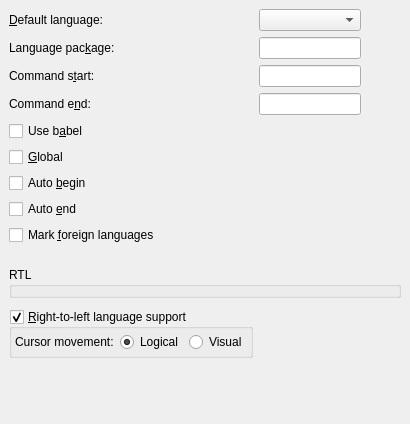
Before: the Qt Designer form src/frontends/qt4/ui/PrefLanguageUi.ui in cburschka/lyx, drawn with Qt 5.
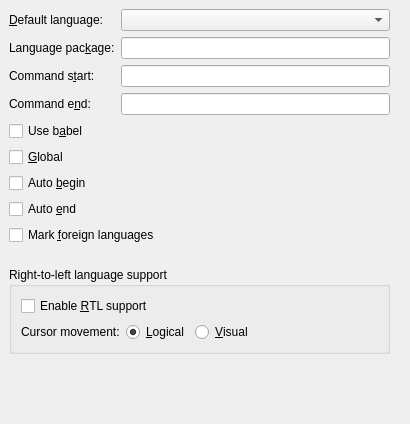
After: the same form once the commit is applied.

Commit message: PrefLanguageUi.ui: 	- fix layout and add some tooltips.

```diff
--- a/src/frontends/qt4/ui/PrefLanguageUi.ui
+++ b/src/frontends/qt4/ui/PrefLanguageUi.ui
@@ -20,53 +20,50 @@
     <number>6</number>
    </property>
    <item row="10" column="0" colspan="3" >
-    <widget class="QGroupBox" name="groupBox" >
-     <property name="title" >
-      <string>RTL </string>
-     </property>
-     <property name="flat" >
-      <bool>true</bool>
-     </property>
-    </widget>
-   </item>
-   <item row="11" column="0" >
-    <spacer>
-     <property name="orientation" >
-      <enum>Qt::Vertical</enum>
-     </property>
-     <property name="sizeType" >
-      <enum>QSizePolicy::Fixed</enum>
-     </property>
-     <property name="sizeHint" >
-      <size>
-       <width>20</width>
-       <height>5</height>
-      </size>
-     </property>
-    </spacer>
-   </item>
-   <item row="12" column="0" >
-    <widget class="QGroupBox" name="rtlGB" >
+    <widget class="QGroupBox" name="rtlGB2" >
      <property name="toolTip" >
       <string>Select to enable support of right-to-left languages (e.g. Hebrew, Arabic).</string>
      </property>
      <property name="title" >
-      <string>&amp;Right-to-left language support</string>
+      <string>Right-to-left language support</string>
      </property>
      <property name="flat" >
-      <bool>false</bool>
+      <bool>true</bool>
      </property>
      <property name="checkable" >
-      <bool>true</bool>
+      <bool>false</bool>
      </property>
-     <layout class="QVBoxLayout" >
+     <layout class="QGridLayout" >
       <property name="margin" >
-       <number>3</number>
+       <number>9</number>
       </property>
       <property name="spacing" >
        <number>6</number>
       </property>
-      <item>
+      <item row="0" column="0" >
+       <widget class="QCheckBox" name="rtlGB" >
+        <property name="toolTip" >
+         <string>Select to enable support of right-to-left languages (e.g. Hebrew, Arabic).</string>
+        </property>
+        <property name="text" >
+         <string>Enable &amp;RTL support</string>
+        </property>
+       </widget>
+      </item>
+      <item row="1" column="1" >
+       <spacer>
+        <property name="orientation" >
+         <enum>Qt::Horizontal</enum>
+        </property>
+        <property name="sizeHint" >
+         <size>
+          <width>101</width>
+          <height>20</height>
+         </size>
+        </property>
+       </spacer>
+      </item>
+      <item row="1" column="0" >
        <layout class="QHBoxLayout" >
         <property name="margin" >
          <number>0</number>
@@ -87,7 +84,7 @@
         <item>
          <widget class="QRadioButton" name="logicalCursorRB" >
           <property name="text" >
-           <string>Logical</string>
+           <string>&amp;Logical</string>
           </property>
           <property name="checked" >
            <bool>true</bool>
@@ -97,7 +94,7 @@
         <item>
          <widget class="QRadioButton" name="visualCursorRB" >
           <property name="text" >
-           <string>Visual</string>
+           <string>&amp;Visual</string>
           </property>
          </widget>
         </item>
@@ -106,142 +103,166 @@
      </layout>
     </widget>
    </item>
-   <item row="13" column="0" >
-    <spacer>
-     <property name="orientation" >
-      <enum>Qt::Vertical</enum>
-     </property>
-     <property name="sizeType" >
-      <enum>QSizePolicy::Expanding</enum>
-     </property>
-     <property name="sizeHint" >
-      <size>
-       <width>20</width>
-       <height>20</height>
-      </size>
-     </property>
-    </spacer>
-   </item>
-   <item row="9" column="0" >
-    <spacer>
-     <property name="orientation" >
-      <enum>Qt::Vertical</enum>
-     </property>
-     <property name="sizeType" >
-      <enum>QSizePolicy::Fixed</enum>
-     </property>
-     <property name="sizeHint" >
-      <size>
-       <width>20</width>
-       <height>16</height>
-      </size>
-     </property>
-    </spacer>
-   </item>
-   <item row="4" column="0" colspan="2" >
-    <widget class="QCheckBox" name="useBabelCB" >
-     <property name="text" >
-      <string>Use b&amp;abel</string>
-     </property>
-    </widget>
-   </item>
-   <item row="8" column="0" colspan="3" >
+   <item row="8" column="0" colspan="4" >
     <widget class="QCheckBox" name="markForeignCB" >
      <property name="text" >
       <string>Mark &amp;foreign languages</string>
      </property>
     </widget>
    </item>
-   <item row="7" column="0" colspan="2" >
-    <widget class="QCheckBox" name="autoEndCB" >
-     <property name="text" >
-      <string>Auto &amp;end</string>
-     </property>
-    </widget>
-   </item>
-   <item row="6" column="0" colspan="2" >
-    <widget class="QCheckBox" name="autoBeginCB" >
-     <property name="text" >
-      <string>Auto &amp;begin</string>
-     </property>
-    </widget>
-   </item>
-   <item row="5" column="0" colspan="2" >
-    <widget class="QCheckBox" name="globalCB" >
-     <property name="text" >
-      <string>&amp;Global</string>
-     </property>
-    </widget>
-   </item>
-   <item row="3" column="0" >
-    <widget class="QLabel" name="endCommandLA" >
-     <property name="text" >
-      <string>Command e&amp;nd:</string>
-     </property>
-     <property name="buddy" >
-      <cstring>endCommandED</cstring>
-     </property>
-    </widget>
-   </item>
-   <item row="2" column="0" >
-    <widget class="QLabel" name="startCommandLA" >
-     <property name="text" >
-      <string>Command s&amp;tart:</string>
-     </property>
-     <property name="buddy" >
-      <cstring>startCommandED</cstring>
-     </property>
-    </widget>
-   </item>
-   <item row="1" column="0" >
-    <widget class="QLabel" name="languagePackageLA" >
-     <property name="text" >
-      <string>Language pac&amp;kage:</string>
-     </property>
-     <property name="buddy" >
-      <cstring>languagePackageED</cstring>
-     </property>
-    </widget>
-   </item>
-   <item row="0" column="0" >
-    <widget class="QLabel" name="defaultLanguageLA" >
-     <property name="text" >
-      <string>&amp;Default language:</string>
-     </property>
-     <property name="buddy" >
-      <cstring>defaultLanguageCO</cstring>
-     </property>
-    </widget>
-   </item>
-   <item row="1" column="2" >
+   <item row="11" column="1" >
     <spacer>
      <property name="orientation" >
-      <enum>Qt::Horizontal</enum>
+      <enum>Qt::Vertical</enum>
+     </property>
+     <property name="sizeType" >
+      <enum>QSizePolicy::Expanding</enum>
      </property>
      <property name="sizeHint" >
       <size>
-       <width>40</width>
+       <width>20</width>
        <height>20</height>
       </size>
      </property>
     </spacer>
    </item>
-   <item row="3" column="1" >
-    <widget class="QLineEdit" name="endCommandED" />
-   </item>
-   <item row="1" column="1" >
-    <widget class="QLineEdit" name="languagePackageED" />
-   </item>
-   <item row="2" column="1" >
-    <widget class="QLineEdit" name="startCommandED" />
-   </item>
-   <item row="0" column="1" >
+   <item row="0" column="2" >
     <widget class="QComboBox" name="defaultLanguageCO" >
      <property name="maxVisibleItems" >
       <number>20</number>
      </property>
     </widget>
    </item>
+   <item row="2" column="2" >
+    <widget class="QLineEdit" name="startCommandED" >
+     <property name="toolTip" >
+      <string>The LaTeX command that starts a switch to a foreign language</string>
+     </property>
+    </widget>
+   </item>
+   <item row="1" column="2" >
+    <widget class="QLineEdit" name="languagePackageED" >
+     <property name="toolTip" >
+      <string>Enter the command to load the language package (default: babel)</string>
+     </property>
+    </widget>
+   </item>
+   <item row="3" column="2" >
+    <widget class="QLineEdit" name="endCommandED" >
+     <property name="toolTip" >
+      <string>The LaTeX command that ends a switch to a foreign language</string>
+     </property>
+    </widget>
+   </item>
+   <item row="1" column="3" >
+    <spacer>
+     <property name="orientation" >
+      <enum>Qt::Horizontal</enum>
+     </property>
+     <property name="sizeHint" >
+      <size>
+       <width>40</width>
+       <height>20</height>
+      </size>
+     </property>
+    </spacer>
+   </item>
+   <item row="0" column="0" colspan="2" >
+    <widget class="QLabel" name="defaultLanguageLA" >
+     <property name="text" >
+      <string>&amp;Default language:</string>
+     </property>
+     <property name="buddy" >
+      <cstring>defaultLanguageCO</cstring>
+     </property>
+    </widget>
+   </item>
+   <item row="1" column="0" colspan="2" >
+    <widget class="QLabel" name="languagePackageLA" >
+     <property name="text" >
+      <string>Language pac&amp;kage:</string>
+     </property>
+     <property name="buddy" >
+      <cstring>languagePackageED</cstring>
+     </property>
+    </widget>
+   </item>
+   <item row="2" column="0" colspan="2" >
+    <widget class="QLabel" name="startCommandLA" >
+     <property name="text" >
+      <string>Command s&amp;tart:</string>
+     </property>
+     <property name="buddy" >
+      <cstring>startCommandED</cstring>
+     </property>
+    </widget>
+   </item>
+   <item row="3" column="0" colspan="2" >
+    <widget class="QLabel" name="endCommandLA" >
+     <property name="text" >
+      <string>Command e&amp;nd:</string>
+     </property>
+     <property name="buddy" >
+      <cstring>endCommandED</cstring>
+     </property>
+    </widget>
+   </item>
+   <item row="5" column="0" colspan="3" >
+    <widget class="QCheckBox" name="globalCB" >
+     <property name="toolTip" >
+      <string>Check to pass the language globally (to the document class), not locally (to the language package)</string>
+     </property>
+     <property name="text" >
+      <string>&amp;Global</string>
+     </property>
+    </widget>
+   </item>
+   <item row="6" column="0" colspan="3" >
+    <widget class="QCheckBox" name="autoBeginCB" >
+     <property name="toolTip" >
+      <string>If checked, the document language is not explicitely set by a language switch command</string>
+     </property>
+     <property name="text" >
+      <string>Auto &amp;begin</string>
+     </property>
+    </widget>
+   </item>
+   <item row="7" column="0" colspan="3" >
+    <widget class="QCheckBox" name="autoEndCB" >
+     <property name="toolTip" >
+      <string>If checked, the document language is not explicitely closed by a language switch command</string>
+     </property>
+     <property name="text" >
+      <string>Auto &amp;end</string>
+     </property>
+    </widget>
+   </item>
+   <item row="4" column="0" colspan="3" >
+    <widget class="QCheckBox" name="useBabelCB" >
+     <property name="toolTip" >
+      <string>Use the babel package for multilingual support</string>
+     </property>
+     <property name="text" >
+      <string>Use b&amp;abel</string>
+     </property>
+    </widget>
+   </item>
+   <item row="9" column="0" >
+    <spacer>
+     <property name="orientation" >
+      <enum>Qt::Vertical</enum>
+     </property>
+     <property name="sizeType" >
+      <enum>QSizePolicy::Fixed</enum>
+     </property>
+     <property name="sizeHint" >
+      <size>
+       <width>20</width>
+       <height>16</height>
+      </size>
+     </property>
+    </spacer>
+   </item>
   </layout>
  </widget>
  <tabstops>
```
Left out of the diff: 61 changed lines with no effect on the pictures.
